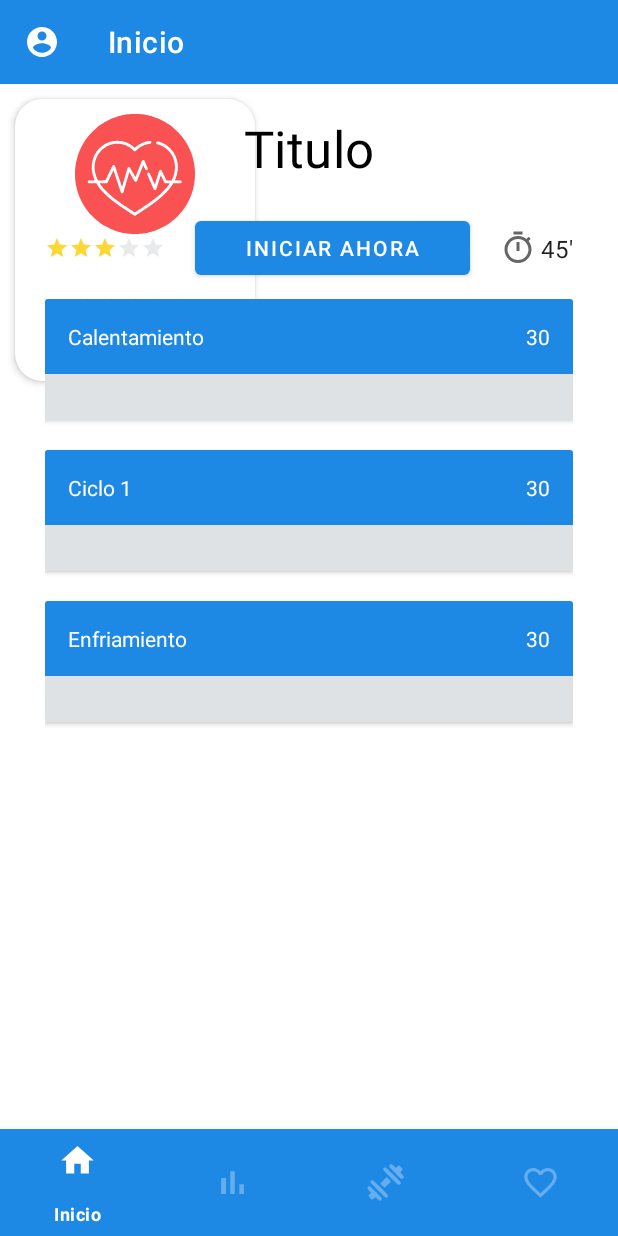
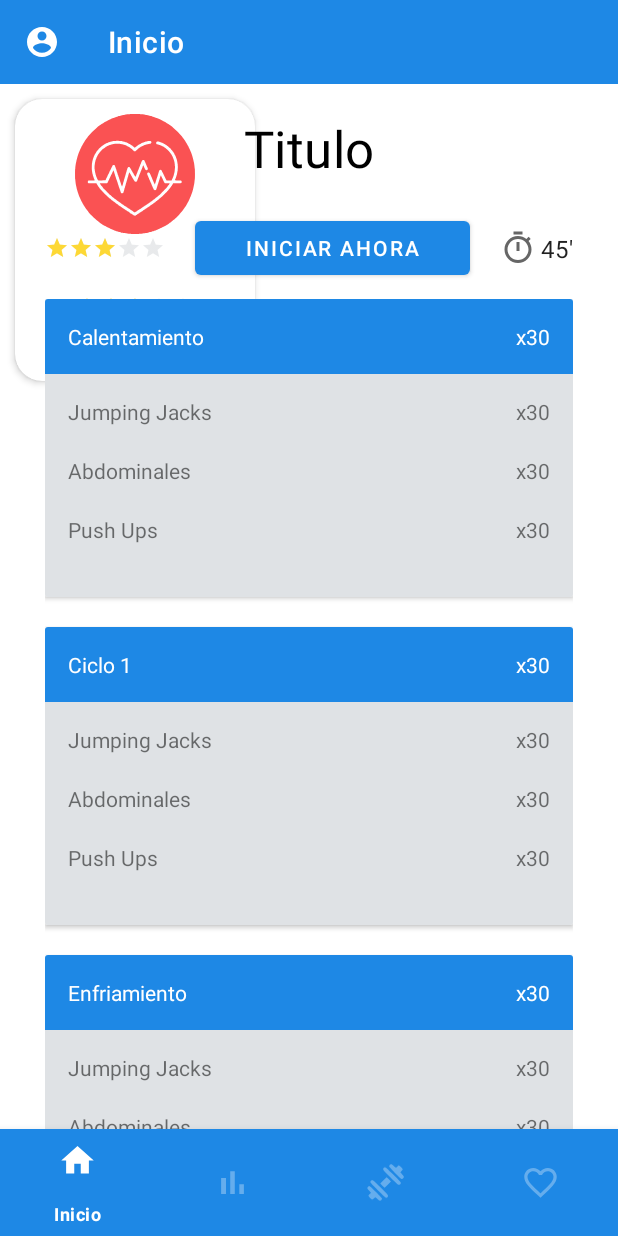
Before and after one commit to inesmarca/FittyApp, an Android app: the fragment RoutineView placed in its activity, on a phone screen of 412 x 824 dp. Run offline under Robolectric (Android 15) with nearby library versions, the phone set to English and light mode, and no system bars; our stand-ins replace navigation-ui; network calls fail; 1 statement that could not run was skipped.

Commit message:
vista rutina terminada

```diff
--- a/app/src/main/java/com/example/fitty/adapters/CycleAdapter.java
+++ b/app/src/main/java/com/example/fitty/adapters/CycleAdapter.java
@@ -6,16 +6,23 @@ import android.view.ViewGroup;
 import android.widget.TextView;
 
 import androidx.annotation.NonNull;
+import androidx.recyclerview.widget.GridLayoutManager;
 import androidx.recyclerview.widget.RecyclerView;
 
 import com.example.fitty.R;
 import com.example.fitty.models.Cycle;
+import com.example.fitty.models.Exercise;
 
+import java.util.ArrayList;
 import java.util.List;
 
 public class CycleAdapter extends RecyclerView.Adapter<CycleAdapter.CycleViewHolder> {
 
     private List<Cycle> data;
+    View view;
+    List<Exercise> exercises;
+    ExerciseAdapter adapter;
+    GridLayoutManager gridLayoutManager;
 
     public CycleAdapter(List<Cycle> data) {
         this.data = data;
@@ -25,7 +32,7 @@ public class CycleAdapter extends RecyclerView.Adapter<CycleAdapter.CycleViewHol
     @Override
     public CycleViewHolder onCreateViewHolder(@NonNull ViewGroup parent, int viewType) {
         LayoutInflater layoutInflater = LayoutInflater.from(parent.getContext());
-        View view = layoutInflater.inflate(R.layout.cycle_item, parent, false);
+        view = layoutInflater.inflate(R.layout.cycle_item, parent, false);
         return new CycleViewHolder(view);
     }
 
@@ -34,7 +41,19 @@ public class CycleAdapter extends RecyclerView.Adapter<CycleAdapter.CycleViewHol
         Cycle current = data.get(position);
 
         holder.titCycle.setText(current.getName());
-        holder.cycleReps.setText(String.valueOf(current.getRepetitions()));
+        holder.cycleReps.setText("x" + String.valueOf(current.getRepetitions()));
+
+        RecyclerView listView = view.findViewById(R.id.listExcercises);
+
+        exercises = new ArrayList<>();
+        exercises.add(new Exercise(0, "Jumping Jacks", "Calentamiento", "warmup", 1, 30, 1));
+        exercises.add(new Exercise(1, "Abdominales", "Calentamiento", "warmup", 1, 30, 2));
+        exercises.add(new Exercise(2, "Push Ups", "Calentamiento", "warmup", 1, 30, 3));
+
+        adapter = new ExerciseAdapter(exercises);
+        gridLayoutManager = new GridLayoutManager(view.getContext(), 1);
+        listView.setLayoutManager(gridLayoutManager);
+        listView.setAdapter(adapter);
     }
 
     @Override
--- a/app/src/main/java/com/example/fitty/adapters/ExerciseAdapter.java
+++ b/app/src/main/java/com/example/fitty/adapters/ExerciseAdapter.java
@@ -1,5 +1,6 @@
 package com.example.fitty.adapters;
 
+import android.annotation.SuppressLint;
 import android.view.LayoutInflater;
 import android.view.View;
 import android.view.ViewGroup;
@@ -29,15 +30,16 @@ public class ExerciseAdapter extends RecyclerView.Adapter<ExerciseAdapter.Exerci
         return new ExerciseViewHolder(view);
     }
 
+    @SuppressLint("SetTextI18n")
     @Override
     public void onBindViewHolder(@NonNull ExerciseViewHolder holder, int position) {
         Exercise current = data.get(position);
 
         holder.exerciseTitle.setText(current.getName());
         if (current.getRepetitions() != 0) {
-            holder.exerciseReps.setText(String.valueOf(current.getRepetitions()));
+            holder.exerciseReps.setText("x" + String.valueOf(current.getRepetitions()));
         } else {
-            holder.exerciseReps.setText(String.valueOf(current.getDuration()));
+            holder.exerciseReps.setText(String.valueOf(current.getDuration()) + "s");
         }
     }
 
--- a/app/src/main/java/com/example/fitty/models/Cycle.java
+++ b/app/src/main/java/com/example/fitty/models/Cycle.java
@@ -2,6 +2,8 @@ package com.example.fitty.models;
 
 import com.google.gson.annotations.Expose;
 import com.google.gson.annotations.SerializedName;
+
+import java.util.List;
 
 public class Cycle {
     @SerializedName("id")
@@ -22,6 +24,8 @@ public class Cycle {
     @SerializedName("repetitions")
     @Expose
     private int repetitions;
+
+    private List<Exercise> exercises;
 
     public Cycle(int id, String name, String detail, String type, int order, int repetitions) {
         this.id = id;
@@ -55,4 +59,8 @@ public class Cycle {
     public int getRepetitions() {
         return repetitions;
     }
+
+    public void addExercise(Exercise exercise) {
+        exercises.add(exercise);
+    }
 }
--- a/app/src/main/java/com/example/fitty/models/Routine.java
+++ b/app/src/main/java/com/example/fitty/models/Routine.java
@@ -4,6 +4,7 @@ import com.google.gson.annotations.Expose;
 import com.google.gson.annotations.SerializedName;
 
 import java.io.Serializable;
+import java.util.List;
 
 public class Routine implements Serializable {
 
@@ -28,6 +29,8 @@ public class Routine implements Serializable {
     @SerializedName("duration")
     @Expose
     private String duration;
+
+    private List<Cycle> cycles;
 
     /**
      * No args constructor for use in serialization
@@ -112,4 +115,8 @@ public class Routine implements Serializable {
         return true;
     }
 
+    public void addCycle(Cycle cycle) {
+        cycles.add(cycle);
+    }
+
 }
```
